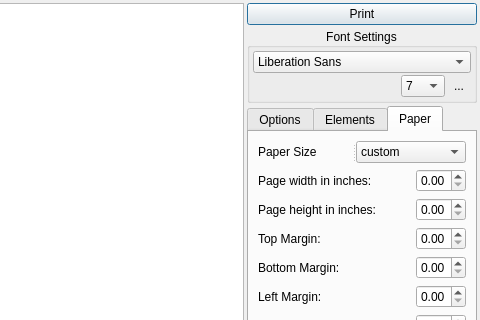
Qt form qtemr/printdrugs.ui (dr3mro/SmartClinic) before a commit; both pictures show x 310 to 790 and y 0 to 320 of the 790 by 645 pixel window.
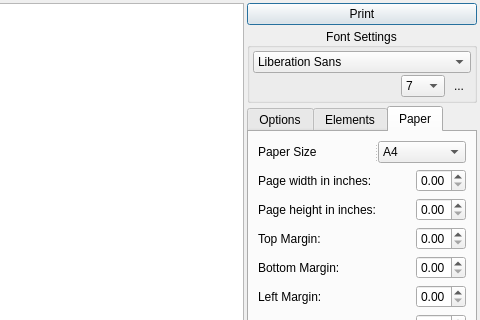
The same form after that commit. The open tabs and pages were chosen to show the change. Icons and pictures are not drawn. Custom widgets are drawn as their Qt base class.

```diff
--- a/qtemr/printdrugs.ui
+++ b/qtemr/printdrugs.ui
@@ -1153,12 +1153,7 @@
            <string>Paper Size</string>
           </property>
          </widget>
-         <widget class="QComboBox" name="comboBox">
-          <item>
-           <property name="text">
-            <string>custom</string>
-           </property>
-          </item>
+         <widget class="QComboBox" name="paperSizeId">
           <item>
            <property name="text">
             <string>A4</string>
```
Left out of the diff: 5 changed lines with no effect on the pictures.
